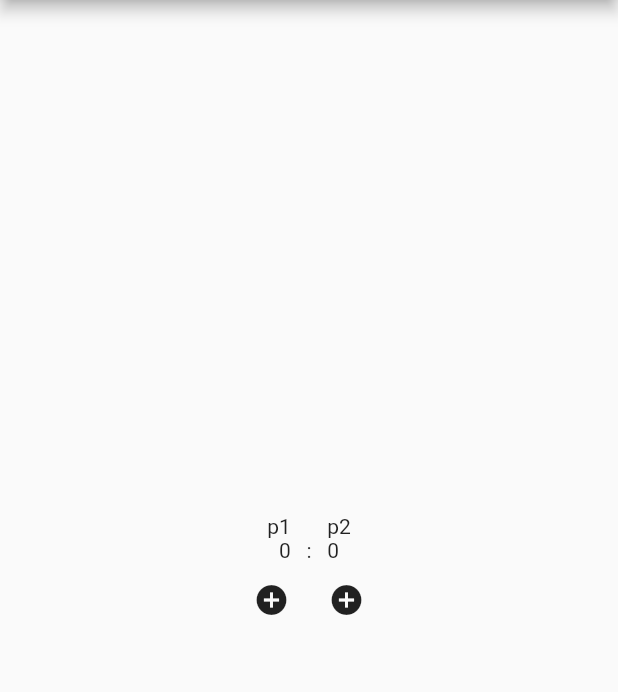
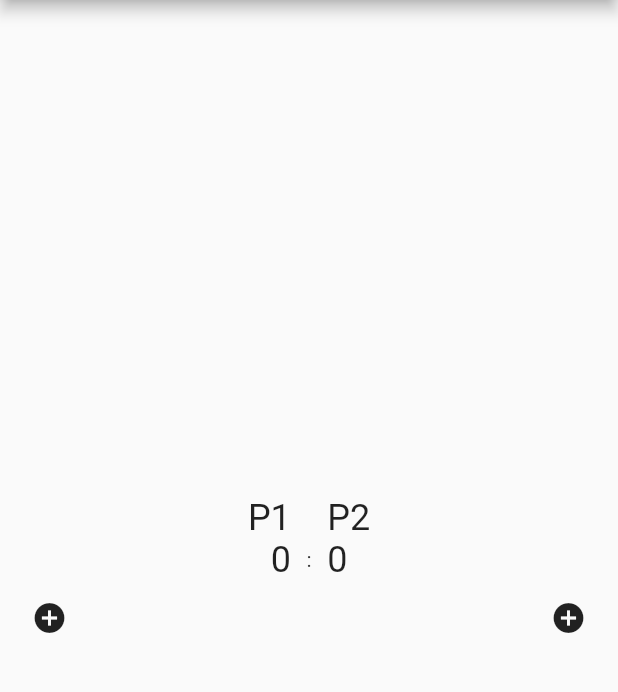
Before and after one commit to taglioIsCoding/PinkanellApp, a Flutter app: the screen it shows after launch, on a phone screen of 412 x 824 dp, the part 84-776 px from its top. Run offline on Flutter 3.47's test engine with Material 2 defaults, Android fonts, the phone set to English and light mode, and no system bars.

```diff
--- a/lib/myHomePage.dart
+++ b/lib/myHomePage.dart
@@ -46,8 +46,6 @@ class _MyHomePageState extends State<MyHomePage> {
     });
   }
 
-
-
   @override
   Widget build(BuildContext context) {
     // This method is rerun every time setState is called, for instance as done
@@ -61,7 +59,9 @@ class _MyHomePageState extends State<MyHomePage> {
           title: Text('Pinkanell Regesta'),
           backgroundColor: Colors.black,
         ),
-        body: Column(
+        body: Padding(
+          padding: const EdgeInsets.all(8.0),
+          child: Column(
             mainAxisAlignment: MainAxisAlignment.center,
             crossAxisAlignment: CrossAxisAlignment.center,
             children: <Widget>[
@@ -69,42 +69,51 @@ class _MyHomePageState extends State<MyHomePage> {
                 crossAxisAlignment: CrossAxisAlignment.center,
                 mainAxisAlignment: MainAxisAlignment.center,
                 children: <Widget>[
-                new Text("p1"),
+                  new Text("P1", style: Theme.of(context).textTheme.headline),
                   new Text("       "),
-                new Text("p2")
+                  new Text("P2", style: Theme.of(context).textTheme.headline)
                 ],
               ),
               Row(
                 crossAxisAlignment: CrossAxisAlignment.center,
                 mainAxisAlignment: MainAxisAlignment.center,
                 children: <Widget>[
-                new Text("$_counter"),
+                  new Text("$_counter",
+                      style: Theme.of(context).textTheme.headline),
                   new Text("   :   "),
-                new Text("$_counter2"),
+                  new Text("$_counter2",
+                      style: Theme.of(context).textTheme.headline),
+
                 ],
               ),
+
               Row(
                 crossAxisAlignment: CrossAxisAlignment.center,
-              mainAxisAlignment: MainAxisAlignment.center,
+                mainAxisAlignment: MainAxisAlignment.spaceBetween,
                 children: <Widget>[
                   Center(
                     child: new Container(
                       height: 50,
                       width: 50,
                       child: IconButton(
-                        onPressed: _incrementCounter, icon: Icon(Icons.add_circle)),
-
+                          onPressed: _incrementCounter,
+                          icon: Icon(Icons.add_circle),
+                          splashColor: Colors.red),
                     ),
                   ),
                   new Container(
                     height: 50,
                     width: 50,
                     child: IconButton(
-                        onPressed: _incrementCounter2, icon: Icon(Icons.add_circle)),
+                        onPressed: _incrementCounter2,
+                        icon: Icon(Icons.add_circle),
+                        splashColor: Colors.green),
                   ),
                 ],
               ),
             ],
-        ));
+          ),
+        ),
+    );
   }
 }
```
Also changed, not shown: 14 other files. Lines whose indentation alone changed are shown as unchanged.
